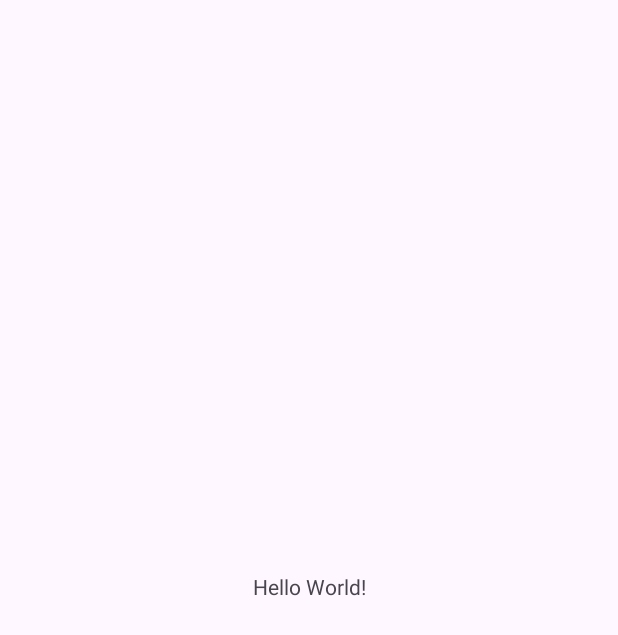
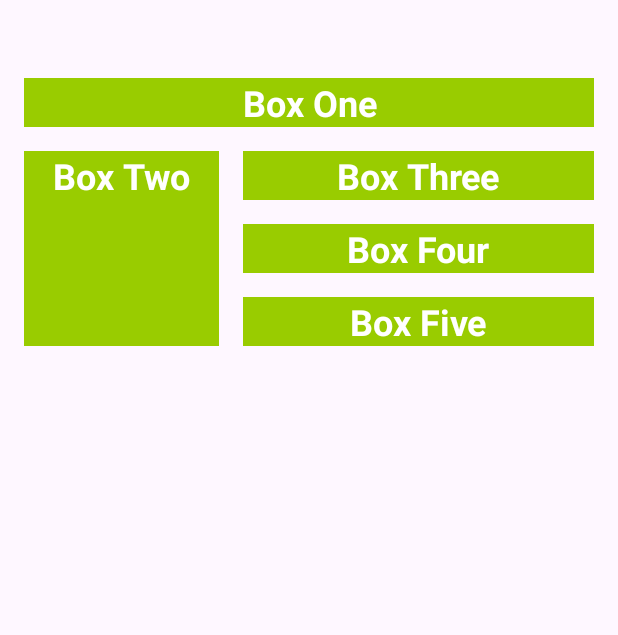
Before and after one commit to Sajeewamalith/ColourMyViews, an Android app: the screen it shows after launch (MainActivity), on a phone screen of 412 x 824 dp. Before the commit the part shown is almost empty. Shown: the top 635 px of the screen. Run offline under Robolectric (Android 15) with nearby library versions, the phone set to English and light mode, and no system bars.

Commit message:
Add Five TextView
Add five textView & design it as boxes in Constrain layout
learn about chain and ratios

```diff
--- /dev/null
+++ b/app/src/main/res/font/roboto.xml
@@ -0,0 +1,4 @@
+<?xml version="1.0" encoding="utf-8"?>
+<font-family xmlns:android="http://schemas.android.com/apk/res/android">
+
+</font-family>
--- a/app/src/main/res/layout/activity_main.xml
+++ b/app/src/main/res/layout/activity_main.xml
@@ -8,13 +8,68 @@
     tools:context=".MainActivity">
 
     <TextView
-        android:layout_width="wrap_content"
+        android:id="@+id/box_one_text"
+        style="@style/WhiteBox"
+        android:layout_width="0dp"
         android:layout_height="wrap_content"
-        android:text="Hello World!"
-        app:layout_constraintBottom_toBottomOf="parent"
+        android:layout_marginStart="@dimen/margin_wide"
+        android:layout_marginTop="52dp"
+        android:layout_marginEnd="@dimen/margin_wide"
+        android:fontFamily="@font/roboto"
+        android:text="@string/box_one"
         app:layout_constraintEnd_toEndOf="parent"
+        app:layout_constraintHorizontal_bias="0.0"
         app:layout_constraintStart_toStartOf="parent"
-        app:layout_constraintTop_toTopOf="parent"
-        app:layout_constraintVertical_bias="0.474" />
+        app:layout_constraintTop_toTopOf="parent" />
+
+    <TextView
+        android:id="@+id/box_two_text"
+        style="@style/WhiteBox"
+        android:layout_width="130dp"
+        android:layout_height="130dp"
+        android:layout_marginStart="16dp"
+        android:layout_marginTop="16dp"
+        android:text="@string/box_two"
+        app:layout_constraintStart_toStartOf="parent"
+        app:layout_constraintTop_toBottomOf="@+id/box_one_text" />
+
+    <TextView
+        android:id="@+id/box_three_text"
+        style="@style/WhiteBox"
+        android:layout_width="0dp"
+        android:layout_height="wrap_content"
+        android:layout_marginStart="16dp"
+        android:layout_marginEnd="16dp"
+        android:text="@string/box_three"
+        app:layout_constraintEnd_toEndOf="parent"
+        app:layout_constraintStart_toEndOf="@+id/box_two_text"
+        app:layout_constraintTop_toTopOf="@+id/box_two_text" />
+
+    <TextView
+        android:id="@+id/box_five_text"
+        style="@style/WhiteBox"
+        android:layout_width="0dp"
+        android:layout_height="wrap_content"
+        android:layout_marginStart="16dp"
+        android:layout_marginTop="16dp"
+        android:layout_marginEnd="16dp"
+        android:text="@string/box_five"
+        app:layout_constraintBottom_toBottomOf="@+id/box_two_text"
+        app:layout_constraintEnd_toEndOf="parent"
+        app:layout_constraintStart_toEndOf="@+id/box_two_text"
+        app:layout_constraintTop_toBottomOf="@+id/box_four_text" />
+
+    <TextView
+        android:id="@+id/box_four_text"
+        style="@style/WhiteBox"
+        android:layout_width="0dp"
+        android:layout_height="wrap_content"
+        android:layout_marginStart="16dp"
+        android:layout_marginTop="16dp"
+        android:layout_marginEnd="16dp"
+        android:text="@string/box_four"
+        app:layout_constraintEnd_toEndOf="parent"
+        app:layout_constraintStart_toEndOf="@+id/box_two_text"
+        app:layout_constraintTop_toBottomOf="@+id/box_three_text" />
 
 </androidx.constraintlayout.widget.ConstraintLayout>
--- /dev/null
+++ b/app/src/main/res/values/dimens.xml
@@ -0,0 +1,6 @@
+<?xml version="1.0" encoding="utf-8"?>
+<resources>
+    <dimen name="margin_wide">16dp</dimen>
+    <dimen name="margin_half">8dp</dimen>
+    <dimen name="box_text_size">24sp</dimen>
+</resources>
--- a/app/src/main/res/values/strings.xml
+++ b/app/src/main/res/values/strings.xml
@@ -1,3 +1,8 @@
 <resources>
     <string name="app_name">ColourMyViews</string>
+    <string name="box_one">Box One</string>
+    <string name="box_two">Box Two</string>
+    <string name="box_three">Box Three</string>
+    <string name="box_four">Box Four</string>
+    <string name="box_five">Box Five</string>
 </resources>
--- /dev/null
+++ b/app/src/main/res/values/styles.xml
@@ -0,0 +1,12 @@
+<?xml version="1.0" encoding="utf-8"?>
+<resources>
+
+    <style name="WhiteBox">
+        <item name="android:background">@android:color/holo_green_light</item>
+        <item name="android:textAlignment">center</item>
+        <item name="android:textSize">@dimen/box_text_size</item>
+        <item name="android:textStyle">bold</item>
+        <item name="android:textColor">@android:color/white</item>
+        <item name="android:fontFamily">@font/roboto</item>
+    </style>
+</resources>
```
